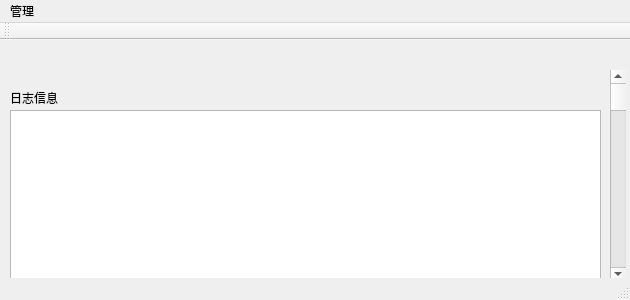
Before: the Qt Designer form mainwindow.ui in ZHZXOJ/Chat-server, drawn with Qt 5.
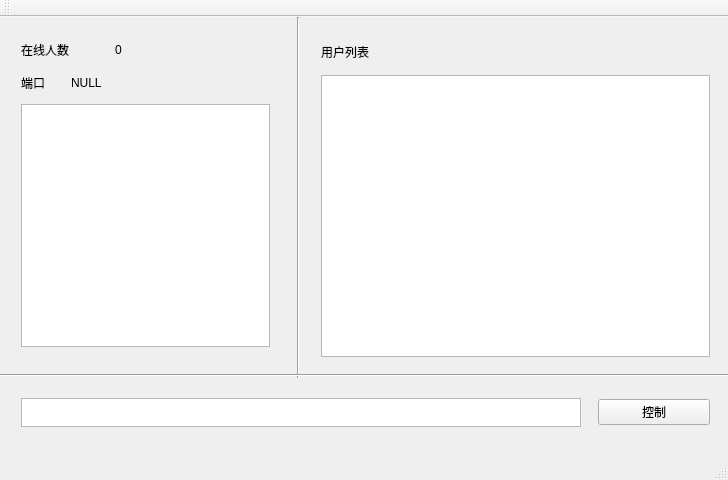
After: the same form once the commit is applied.

The edit to the form file:
```diff
--- a/mainwindow.ui
+++ b/mainwindow.ui
@@ -6,95 +6,155 @@
    <rect>
     <x>0</x>
     <y>0</y>
-    <width>630</width>
-    <height>300</height>
+    <width>728</width>
+    <height>480</height>
    </rect>
   </property>
   <property name="windowTitle">
    <string>MainWindow</string>
   </property>
   <widget class="QWidget" name="centralWidget">
-   <widget class="QScrollBar" name="verticalScrollBar">
+   <widget class="Line" name="line">
     <property name="geometry">
      <rect>
-      <x>610</x>
-      <y>30</y>
+      <x>290</x>
+      <y>0</y>
       <width>16</width>
-      <height>211</height>
+      <height>361</height>
      </rect>
     </property>
     <property name="orientation">
      <enum>Qt::Vertical</enum>
     </property>
    </widget>
-   <widget class="QLabel" name="label_10">
+   <widget class="Line" name="line_2">
     <property name="geometry">
      <rect>
-      <x>10</x>
-      <y>50</y>
-      <width>51</width>
+      <x>0</x>
+      <y>350</y>
+      <width>751</width>
       <height>16</height>
      </rect>
     </property>
-    <property name="text">
-     <string>日志信息</string>
+    <property name="orientation">
+     <enum>Qt::Horizontal</enum>
     </property>
    </widget>
-   <widget class="QWidget" name="layoutWidget">
+   <widget class="QWidget" name="">
     <property name="geometry">
      <rect>
       <x>10</x>
       <y>10</y>
-      <width>201</width>
-      <height>22</height>
+      <width>271</width>
+      <height>331</height>
      </rect>
     </property>
-    <layout class="QHBoxLayout" name="horizontalLayout_2" stretch="2,1,2">
+    <layout class="QVBoxLayout" name="verticalLayout" stretch="10,1,10,1,100">
      <item>
-      <widget class="QLabel" name="label_3">
-       <property name="text">
-        <string>当前客户端数</string>
-       </property>
-      </widget>
+      <layout class="QHBoxLayout" name="horizontalLayout" stretch="0,0,10">
+       <item>
+        <widget class="QLabel" name="label">
+         <property name="text">
+          <string>在线人数</string>
+         </property>
+        </widget>
+       </item>
+       <item>
+        <spacer name="horizontalSpacer_2">
+         <property name="orientation">
+          <enum>Qt::Horizontal</enum>
+         </property>
+         <property name="sizeHint" stdset="0">
+          <size>
+           <width>40</width>
+           <height>20</height>
+          </size>
+         </property>
+        </spacer>
+       </item>
+       <item>
+        <widget class="QLabel" name="label_2">
+         <property name="text">
+          <string>0</string>
+         </property>
+        </widget>
+       </item>
+      </layout>
      </item>
      <item>
-      <spacer name="horizontalSpacer_4">
+      <spacer name="verticalSpacer">
        <property name="orientation">
-        <enum>Qt::Horizontal</enum>
+        <enum>Qt::Vertical</enum>
        </property>
        <property name="sizeHint" stdset="0">
         <size>
-         <width>40</width>
-         <height>20</height>
+         <width>20</width>
+         <height>40</height>
         </size>
        </property>
       </spacer>
      </item>
      <item>
-      <widget class="QLabel" name="label_4">
-       <property name="text">
-        <string>0</string>
+      <layout class="QHBoxLayout" name="horizontalLayout_2" stretch="1,1,10">
+       <item>
+        <widget class="QLabel" name="label_4">
+         <property name="text">
+          <string>端口</string>
+         </property>
+        </widget>
+       </item>
+       <item>
+        <spacer name="horizontalSpacer">
+         <property name="orientation">
+          <enum>Qt::Horizontal</enum>
+         </property>
+         <property name="sizeHint" stdset="0">
+          <size>
+           <width>40</width>
+           <height>20</height>
+          </size>
+         </property>
+        </spacer>
+       </item>
+       <item>
+        <widget class="QLabel" name="label_3">
+         <property name="text">
+          <string>NULL</string>
+         </property>
+        </widget>
+       </item>
+      </layout>
+     </item>
+     <item>
+      <spacer name="verticalSpacer_2">
+       <property name="orientation">
+        <enum>Qt::Vertical</enum>
        </property>
-      </widget>
+       <property name="sizeHint" stdset="0">
+        <size>
+         <width>20</width>
+         <height>40</height>
+        </size>
+       </property>
+      </spacer>
      </item>
+     <item>
+      <widget class="QTextEdit" name="textEdit"/>
+     </item>
     </layout>
    </widget>
-   <widget class="QWidget" name="layoutWidget">
+   <widget class="QWidget" name="">
     <property name="geometry">
      <rect>
       <x>10</x>
-      <y>30</y>
-      <width>201</width>
-      <height>22</height>
+      <y>370</y>
+      <width>711</width>
+      <height>51</height>
      </rect>
     </property>
-    <layout class="QHBoxLayout" name="horizontalLayout_3" stretch="2,1,2">
+    <layout class="QHBoxLayout" name="horizontalLayout_3" stretch="50,1,10">
      <item>
-      <widget class="QLabel" name="label">
-       <property name="text">
-        <string>监听状态</string>
-       </property>
-      </widget>
+      <widget class="QTextEdit" name="textEdit_2"/>
      </item>
      <item>
       <spacer name="horizontalSpacer_5">
@@ -110,23 +170,48 @@
       </spacer>
      </item>
      <item>
-      <widget class="QLabel" name="label_2">
+      <widget class="QPushButton" name="pushButton">
        <property name="text">
-        <string>False</string>
+        <string>控制</string>
        </property>
       </widget>
      </item>
     </layout>
    </widget>
-   <widget class="QTextEdit" name="textEdit">
+   <widget class="QWidget" name="">
     <property name="geometry">
      <rect>
-      <x>10</x>
-      <y>70</y>
-      <width>591</width>
-      <height>171</height>
+      <x>310</x>
+      <y>10</y>
+      <width>411</width>
+      <height>341</height>
      </rect>
     </property>
+    <layout class="QVBoxLayout" name="verticalLayout_2" stretch="10,1,100">
+     <item>
+      <widget class="QLabel" name="label_5">
+       <property name="text">
+        <string>用户列表</string>
+       </property>
+      </widget>
+     </item>
+     <item>
+      <spacer name="verticalSpacer_3">
+       <property name="orientation">
+        <enum>Qt::Vertical</enum>
+       </property>
+       <property name="sizeHint" stdset="0">
+        <size>
+         <width>20</width>
+         <height>40</height>
+        </size>
+       </property>
+      </spacer>
+     </item>
+     <item>
+      <widget class="QTextEdit" name="textEdit_3"/>
+     </item>
+    </layout>
    </widget>
   </widget>
   <widget class="QMenuBar" name="menuBar">
@@ -134,18 +219,10 @@
     <rect>
      <x>0</x>
      <y>0</y>
-     <width>630</width>
+     <width>728</width>
      <height>23</height>
     </rect>
    </property>
-   <widget class="QMenu" name="menuAdmin">
-    <property name="title">
-     <string>管理</string>
-    </property>
-    <addaction name="actionfile"/>
-    <addaction name="actionclose"/>
-   </widget>
-   <addaction name="menuAdmin"/>
   </widget>
   <widget class="QToolBar" name="mainToolBar">
    <attribute name="toolBarArea">
```
Left out of the diff: 23 changed lines with no effect on the pictures.
